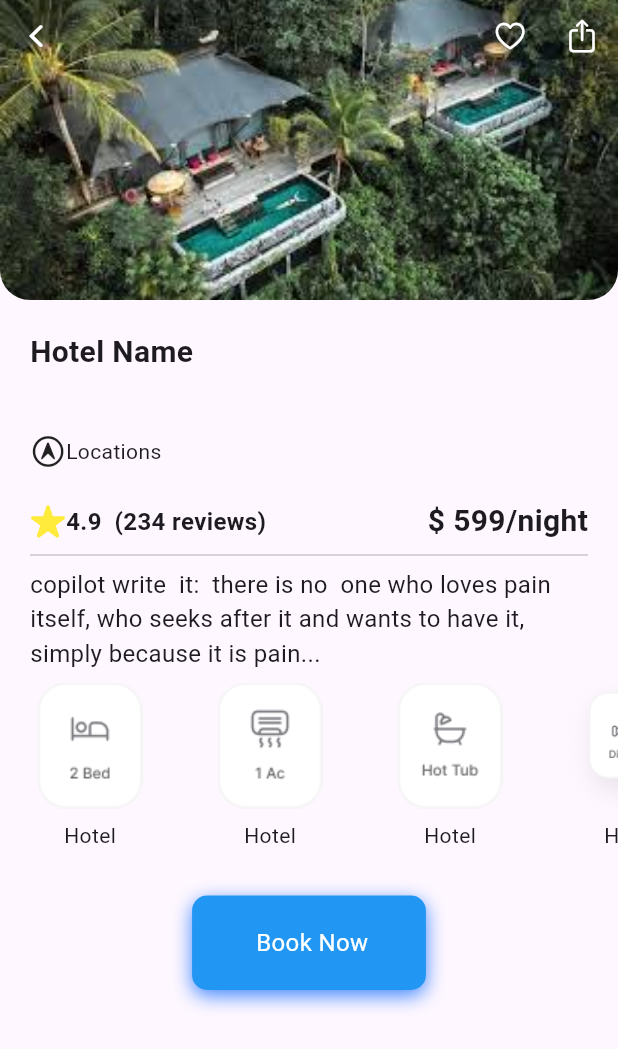
After one commit to GKamvis/booking, a Flutter app: the MyBottomNavigation screen opened by its route, after a tap on "25 % OFF", on a phone screen of 412 x 824 dp. The commit adds this screen. Shown: the top 1049 px of the screen. Run offline on Flutter 3.47's test engine with Material 3 defaults, Android fonts, the phone set to English and light mode, and no system bars; our stand-ins replace flutter_bloc, shared_preferences; accounts and stored records are empty.

Commit message:
hotels page

```diff
--- a/lib/main.dart
+++ b/lib/main.dart
@@ -1,6 +1,7 @@
 import 'package:flutter/material.dart';
 import 'package:myapp/ui/views/bottom_nav_bar.dart';
 import 'package:myapp/ui/views/get_started_page.dart';
+import 'package:myapp/ui/views/hotel_details.dart';
 import 'package:shared_preferences/shared_preferences.dart';
 
 void main() async{
@@ -25,6 +26,10 @@ class MyApp extends StatelessWidget {
         useMaterial3: true,
       ),
       home: seen == true ? MyBottomNavigation(): const GetStartedPage(),
+      routes: {
+        '/hotelDetails': (context) => const HotelDetails(),
+        '/bottomNavBar': (context) => MyBottomNavigation(),
+      },
 
     );
   }
--- a/lib/ui/views/home_page.dart
+++ b/lib/ui/views/home_page.dart
@@ -1,5 +1,6 @@
 import 'package:flutter/cupertino.dart';
 import 'package:flutter/material.dart';
+import 'package:myapp/ui/views/hotel_details.dart';
 
 class HomePage extends StatelessWidget {
   const HomePage({super.key});
@@ -118,13 +119,19 @@ class HomePage extends StatelessWidget {
                 height: 20,
               ),
 
-              SizedBox(
+              Hero(
+                tag: HotelDetails,
+                child: SizedBox(
                   height: 250, // Adjust the height based on your needs
                   child: ListView.builder(
                     scrollDirection: Axis.horizontal,
                     itemCount: 1,
                     itemBuilder: (context, index) {
-                    return Container(
+                      return GestureDetector(
+                        onTap: () {
+                          Navigator.pushNamed(context, '/hotelDetails');
+                        },
+                        child: Container(
                           margin: const EdgeInsets.symmetric(horizontal: 10),
                           child: Column(
                             children: [
@@ -165,8 +172,10 @@ class HomePage extends StatelessWidget {
                               )
                             ],
                           ),
+                        ),
                       );
                     },
+                  ),
                 ),
               ),
             ],
--- /dev/null
+++ b/lib/ui/views/hotel_details.dart
@@ -0,0 +1,206 @@
+import 'package:flutter/cupertino.dart';
+import 'package:flutter/material.dart';
+import 'package:flutter/services.dart';
+
+class HotelDetails extends StatelessWidget {
+  const HotelDetails({super.key});
+
+  @override
+  Widget build(BuildContext context) {
+    return  SafeArea(
+      child: Scaffold(
+        body: SingleChildScrollView(
+          child: Column(
+            children: [
+            // photo
+            Stack(
+              fit: StackFit.loose,
+                          children:<Widget>[
+                               Hero(
+                                 tag: HotelDetails,
+                                 child: ClipRRect(
+                                  borderRadius: BorderRadius.only(
+                                    bottomLeft: Radius.circular(20.0),
+                                    bottomRight: Radius.circular(20.0),
+                                  ),
+                                                   child: Container(
+
+                                                        decoration: BoxDecoration(
+                                                          color: const Color.fromARGB(223, 238, 229, 229),
+                                                          borderRadius: BorderRadius.circular(20.0),
+                                                        ),
+                                                        child: const Image(
+                                                          image: AssetImage(
+                                 'assets/images/hotels/hotel.jpg'),
+                                                          fit: BoxFit.cover,
+                                                          width: double.infinity,
+                                                          height: 200,
+                                                        ),
+                                                      ),
+                                                    ),
+                               ),
+
+                     Row(
+                       mainAxisAlignment:  MainAxisAlignment.spaceBetween,
+                       children: [
+                         IconButton(
+                           onPressed: () {
+                             Navigator.pop(context);
+                           },
+                           icon: const Icon(CupertinoIcons.back , color: Colors.white, size: 23,),
+
+                         ),
+                           Row(children: [
+                             IconButton(
+                               onPressed: () {
+                               },
+                               icon: const Icon(CupertinoIcons.heart , color: Colors.white, size: 23,),
+
+                             ),
+                             IconButton(
+                               onPressed: () {
+
+                               },
+                               icon: const Icon(CupertinoIcons.share_up , color: Colors.white, size: 23,),
+
+                             ),
+
+                           ],),
+                       ],
+                     ) ,
+
+
+
+                          ],
+                        ) ,
+
+
+
+
+            // hotel name
+            Padding(
+              padding: const EdgeInsets.all(20.0),
+              child: Row(
+                children: [
+                  Text('Hotel Name' ,  style: TextStyle(fontSize: 20, fontWeight: FontWeight.bold),),
+                ],
+              ),
+            ),
+
+
+            Padding(
+              padding: const EdgeInsets.all(20.0),
+              child: Row(
+                children: [
+                  Icon(CupertinoIcons.location_circle ),
+                  Text("Locations")
+                ],
+              ),
+            ),
+
+
+
+
+
+
+
+            // hotel details
+
+
+            Padding(
+              padding: const EdgeInsets.symmetric(horizontal: 20),
+              child: Column(
+                children: [
+                  Row(
+                    mainAxisAlignment: MainAxisAlignment.spaceBetween,
+                    children: [
+                        Row(
+                          children: [
+                            Icon(CupertinoIcons.star_fill , color: Colors.yellow,),
+                                              Text('4.9 ' + ' (234 reviews)' , style: TextStyle(fontSize: 16, fontWeight: FontWeight.bold),),
+
+                          ],
+                        ),
+                      Text('\$ 599/night' , style: TextStyle(fontSize: 20, fontWeight: FontWeight.bold),),
+
+                    ],
+                  ) ,
+
+
+                   Divider(),
+
+
+          // Suggested code may be subject to a license. Learn more: ~LicenseLog:1530625917.
+          // Suggested code may be subject to a license. Learn more: ~LicenseLog:856087607.
+          // Suggested code may be subject to a license. Learn more: ~LicenseLog:3983776558.
+                  Text('copilot write  it:  there is no  one who loves pain itself, who seeks after it and wants to have it, simply because it is pain...' , style: TextStyle(fontSize: 16,)),
+
+
+                ],
+              ),
+            ),
+
+
+
+
+            // hotel offer
+
+             SizedBox(
+                  height: 150, // Adjust the height based on your needs
+                  child: ListView.builder(
+                    scrollDirection: Axis.horizontal,
+                    itemCount: 4,
+                    itemBuilder: (context, index) {
+                      return Container(
+                        margin: const EdgeInsets.symmetric(horizontal: 10),
+                        child: Column(
+                          children: [
+                            Image(
+                              image: AssetImage(
+                                  'assets/images/hotel_services/hs${index + 1}.png'),
+                              width: 100,
+                              height: 100,
+                            ),
+                            const Text('Hotel'),
+                          ],
+                        ),
+                      );
+                    },
+                  ),
+                ),
+
+
+
+            // booking button
+             InkWell(
+            onTap: () {
+              // Navigate to the next screen
+            },
+            child: Container(
+              padding: const EdgeInsets.symmetric(horizontal: 30, vertical: 20),
+              decoration: BoxDecoration(
+                color: Colors.blue,
+                borderRadius: BorderRadius.circular(10),
+                boxShadow: const [
+          BoxShadow(
+            color: Colors.blueAccent,
+            offset: Offset(0, 4),
+            blurRadius: 10,
+          ),
+                ],
+              ),
+              child: const Text(
+                '   Book Now  ',
+                style: TextStyle(color: Colors.white, fontSize: 16),
+              ),
+            ),
+             ),
+                ],
+
+          ),
+        ),
+
+      ),
+    );
+  }
+}
```
Lines whose indentation alone changed are shown as unchanged.
